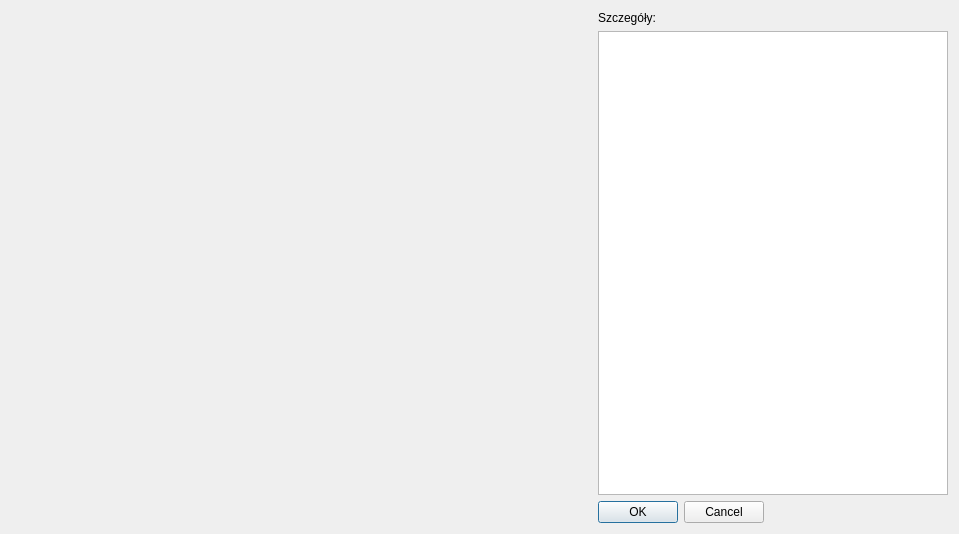
First picture: the form in LoadDialog.ui, repository konserw/koferta, before the edit.
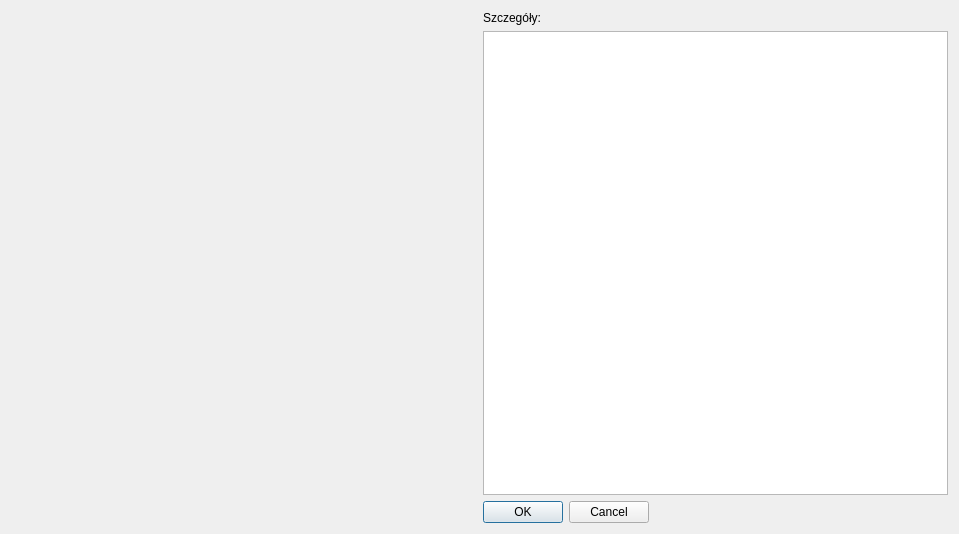
Second picture: the form after the edit. Custom widgets are drawn as their Qt base class.

Patch:
```diff
--- a/LoadDialog.ui
+++ b/LoadDialog.ui
@@ -43,32 +43,7 @@
       </widget>
      </item>
      <item>
-      <widget class="QTextEdit" name="textEdit">
-       <property name="sizePolicy">
-        <sizepolicy hsizetype="Fixed" vsizetype="Expanding">
-         <horstretch>0</horstretch>
-         <verstretch>0</verstretch>
-        </sizepolicy>
-       </property>
-       <property name="minimumSize">
-        <size>
-         <width>350</width>
-         <height>0</height>
-        </size>
-       </property>
-       <property name="baseSize">
-        <size>
-         <width>300</width>
-         <height>400</height>
-        </size>
-       </property>
-       <property name="frameShadow">
-        <enum>QFrame::Raised</enum>
-       </property>
-       <property name="readOnly">
-        <bool>true</bool>
-       </property>
-      </widget>
+      <widget class="QTableView" name="tableView"/>
      </item>
      <item>
       <widget class="QDialogButtonBox" name="buttonBox">
```
Left out of the diff: 2 changed lines with no effect on the pictures.
